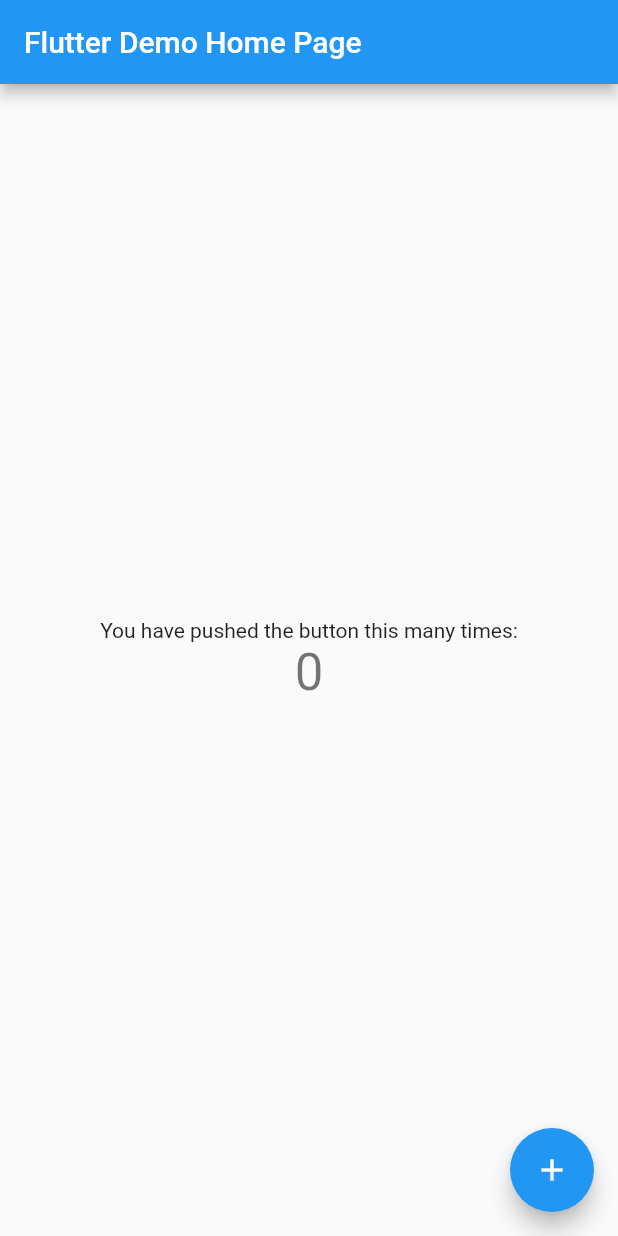
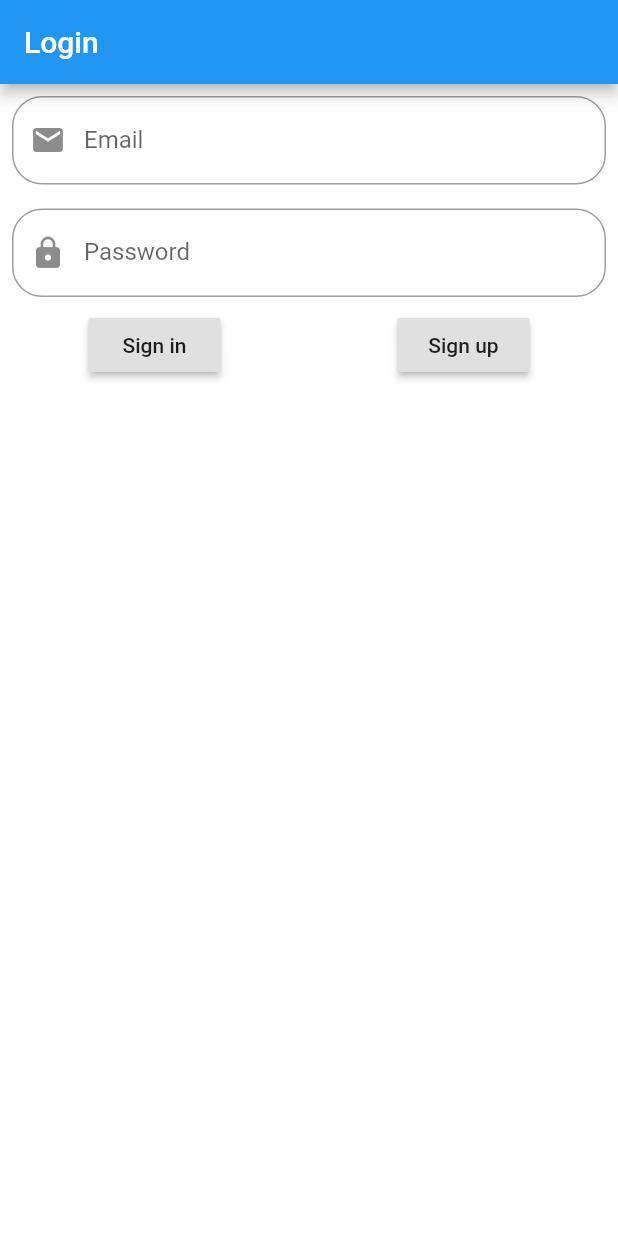
Before and after one commit to KunSu/JobSeeker, a Flutter app: the screen it shows after launch, on a phone screen of 412 x 824 dp. Run offline on Flutter 3.47's test engine with Material 2 defaults, Android fonts, the phone set to English and light mode, and no system bars; our stand-ins replace firebase_auth, firebase_core; accounts and stored records are empty.

Commit message:
CMPE 277 Lab 2 Version for Firebase login

```diff
--- a/lib/main.dart
+++ b/lib/main.dart
@@ -1,66 +1,9 @@
+import 'package:firebase_core/firebase_core.dart';
 import 'package:flutter/material.dart';
+import 'package:jobseeker/src/app.dart';
 
-void main() {
-  runApp(MyApp());
+Future<void> main() async {
+  WidgetsFlutterBinding.ensureInitialized();
+  await Firebase.initializeApp();
+  runApp(App());
 }
-
-class MyApp extends StatelessWidget {
-  @override
-  Widget build(BuildContext context) {
-    return MaterialApp(
-      title: 'Flutter Demo',
-      theme: ThemeData(
-        primarySwatch: Colors.blue,
-        visualDensity: VisualDensity.adaptivePlatformDensity,
-      ),
-      home: MyHomePage(title: 'Flutter Demo Home Page'),
-    );
-  }
-}
-
-class MyHomePage extends StatefulWidget {
-  MyHomePage({Key key, this.title}) : super(key: key);
-
-  final String title;
-
-  @override
-  _MyHomePageState createState() => _MyHomePageState();
-}
-
-class _MyHomePageState extends State<MyHomePage> {
-  int _counter = 0;
-
-  void _incrementCounter() {
-    setState(() {
-      _counter++;
-    });
-  }
-
-  @override
-  Widget build(BuildContext context) {
-    return Scaffold(
-      appBar: AppBar(
-        title: Text(widget.title),
-      ),
-      body: Center(
-        child: Column(
-          mainAxisAlignment: MainAxisAlignment.center,
-          children: <Widget>[
-            Text(
-              'You have pushed the button this many times:',
-            ),
-            Text(
-              '$_counter',
-              style: Theme.of(context).textTheme.headline4,
-            ),
-          ],
-        ),
-      ),
-      floatingActionButton: FloatingActionButton(
-        onPressed: _incrementCounter,
-        tooltip: 'Increment',
-        child: Icon(Icons.add),
-      ),
-    );
-  }
-}
--- /dev/null
+++ b/lib/src/app.dart
@@ -0,0 +1,23 @@
+import 'package:flutter/material.dart';
+import 'package:jobseeker/src/login/login.dart';
+
+class App extends StatelessWidget {
+  const App({Key key}) : super(key: key);
+
+  @override
+  Widget build(BuildContext context) {
+    return MaterialApp(
+      title: 'Login App',
+      theme: ThemeData(
+          primaryColor: Colors.blue,
+          scaffoldBackgroundColor: Colors.white,
+          inputDecorationTheme: InputDecorationTheme(
+            border: OutlineInputBorder(
+              borderRadius: BorderRadius.circular(20),
+            ),
+          ),
+        ),
+      home: LoginScreen(),
+    );
+  }
+}
--- /dev/null
+++ b/lib/src/components/view/dialogs/view.dart
@@ -0,0 +1 @@
+export 'author_info.dart';
--- /dev/null
+++ b/lib/src/components/view/view.dart
@@ -0,0 +1,2 @@
+export 'display_error.dart';
+export 'dialogs/view.dart';
--- /dev/null
+++ b/lib/src/home/home.dart
@@ -0,0 +1 @@
+export 'view/view.dart';
--- /dev/null
+++ b/lib/src/home/view/view.dart
@@ -0,0 +1 @@
+export 'home.dart';
--- /dev/null
+++ b/lib/src/login/login.dart
@@ -0,0 +1 @@
+export 'view/view.dart';
--- /dev/null
+++ b/lib/src/login/view/login.dart
@@ -0,0 +1,155 @@
+import 'package:firebase_auth/firebase_auth.dart';
+import 'package:flutter/material.dart';
+import 'package:jobseeker/src/components/view/view.dart';
+import 'package:jobseeker/src/home/home.dart';
+
+class LoginScreen extends StatelessWidget {
+  LoginScreen({Key key}) : super(key: key);
+
+  @override
+  Widget build(BuildContext context) {
+    return Scaffold(
+      appBar: AppBar(
+        title: Text('Login'),
+      ),
+      body: Body(),
+    );
+  }
+}
+
+class Body extends StatefulWidget {
+  Body({Key key}) : super(key: key);
+
+  @override
+  _BodyState createState() => _BodyState();
+}
+
+class _BodyState extends State<Body> {
+  String _email, _password;
+  final auth = FirebaseAuth.instance;
+
+  @override
+  Widget build(BuildContext context) {
+    return Column(
+      children: [
+        Padding(
+          padding: const EdgeInsets.all(8.0),
+          child: TextField(
+            keyboardType: TextInputType.emailAddress,
+            decoration: const InputDecoration(
+              labelText: 'Email',
+              prefixIcon: Icon(
+                Icons.email,
+              ),
+            ),
+            onChanged: (value) {
+              setState(() {
+                _email = value.trim();
+              });
+            },
+          ),
+        ),
+        Padding(
+          padding: const EdgeInsets.all(8.0),
+          child: TextField(
+            keyboardType: TextInputType.visiblePassword,
+            decoration: const InputDecoration(
+              labelText: 'Password',
+              prefixIcon: Icon(
+                Icons.lock,
+              ),
+            ),
+            onChanged: (value) {
+              setState(() {
+                _password = value.trim();
+              });
+            },
+          ),
+        ),
+        Row(
+          mainAxisAlignment: MainAxisAlignment.spaceAround,
+          children: [
+            RaisedButton(
+              child: Text('Sign in'),
+              onPressed: () async {
+                await _signInUser(
+                  context: context,
+                  email: _email,
+                  password: _password,
+                );
+              },
+            ),
+            RaisedButton(
+              child: Text('Sign up'),
+              onPressed: () async {
+                await _signUpUser(
+                  context: context,
+                  email: _email,
+                  password: _password,
+                );
+              },
+            ),
+          ],
+        )
+      ],
+    );
+  }
+}
+
+Future<void> _signUpUser({
+  @required BuildContext context,
+  @required String email,
+  @required String password,
+}) async {
+  try {
+    UserCredential userCredential =
+        await FirebaseAuth.instance.createUserWithEmailAndPassword(
+      email: email,
+      password: password,
+    );
+  } on FirebaseAuthException catch (e) {
+    if (e.code == 'weak-password') {
+      displayError(
+        context: context,
+        error: 'The password provided is too weak.',
+      );
+    } else if (e.code == 'email-already-in-use') {
+      displayError(
+        context: context,
+        error: 'The account already exists for that email.',
+      );
+    }
+    return;
+  }
+  Navigator.of(context)
+      .pushReplacement(MaterialPageRoute(builder: (context) => HomeScreen()));
+}
+
+Future<void> _signInUser({
+  @required BuildContext context,
+  @required String email,
+  @required String password,
+}) async {
+  try {
+    UserCredential userCredential =
+        await FirebaseAuth.instance.signInWithEmailAndPassword(
+      email: email,
+      password: password,
+    );
+  } on FirebaseAuthException catch (e) {
+    if (e.code == 'user-not-found') {
+      displayError(
+        context: context,
+        error: 'No user found for that email.',
+      );
+    } else if (e.code == 'wrong-password') {
+      displayError(
+        context: context,
+        error: 'Wrong password provided for that user.',
+      );
+    }
+    return;
+  }
+  Navigator.of(context)
+      .pushReplacement(MaterialPageRoute(builder: (context) => HomeScreen()));
+}
--- /dev/null
+++ b/lib/src/login/view/view.dart
@@ -0,0 +1 @@
+export 'login.dart';
--- a/pubspec.yaml
+++ b/pubspec.yaml
@@ -14,16 +14,16 @@ dependencies:
 
   cupertino_icons: ^1.0.0
 
-  http: ^0.12.2
+  # http: ^0.12.2
 
   # Firebase
   firebase_core: ^0.7.0
 
   # Authentication
   firebase_auth: ^0.20.1
-  google_sign_in: ^4.5.9
+  # google_sign_in: ^4.5.9
 
-  cloud_firestore: ^0.16.0+1
+  # cloud_firestore: ^0.16.0+1
 
   # state management
   # provider: ^4.3.2+2
```
Also changed, not shown: lib/src/components/view/dialogs/author_info.dart (added, +32 -0 lines), lib/src/components/view/display_error.dart (added, +12 -0 lines), lib/src/home/view/home.dart (added, +47 -0 lines), 2 other files.
